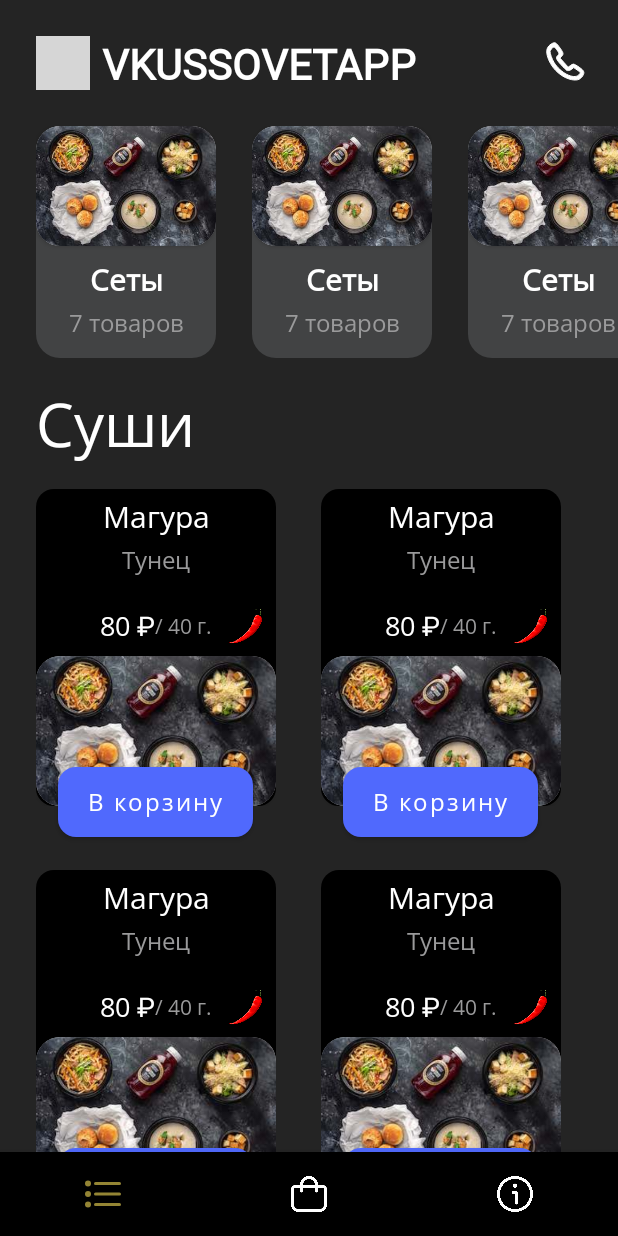
After one commit to memksim/Vkussovet, an Android app: the layout fragment_menu_list.xml on its own in the app's theme, with its tools: preview values and no code run, on a phone screen of 412 x 824 dp. The commit adds this screen. Run offline under Robolectric (Android 15) with nearby library versions, the phone set to English and light mode, and no system bars; grey boxes are pictures that could not be loaded.

Commit message:
Добавил экраны

```diff
--- a/app/src/main/res/layout/activity_main.xml
+++ b/app/src/main/res/layout/activity_main.xml
@@ -1,18 +1,17 @@
 <?xml version="1.0" encoding="utf-8"?>
-<androidx.constraintlayout.widget.ConstraintLayout xmlns:android="http://schemas.android.com/apk/res/android"
+<androidx.fragment.app.FragmentContainerView
+    xmlns:android="http://schemas.android.com/apk/res/android"
     xmlns:app="http://schemas.android.com/apk/res-auto"
     xmlns:tools="http://schemas.android.com/tools"
     android:layout_width="match_parent"
     android:layout_height="match_parent"
-    tools:context=".MainActivity">
+    tools:context=".MainActivity"
 
-    <TextView
-        android:layout_width="wrap_content"
-        android:layout_height="wrap_content"
-        android:text="Hello World!"
-        app:layout_constraintBottom_toBottomOf="parent"
-        app:layout_constraintEnd_toEndOf="parent"
-        app:layout_constraintStart_toStartOf="parent"
-        app:layout_constraintTop_toTopOf="parent" />
+    android:id="@+id/fragmentContainer"
+    app:defaultNavHost = "true"
+    app:navGraph = "@navigation/nav_graph"
+    >
 
-</androidx.constraintlayout.widget.ConstraintLayout>
+
+
+</androidx.fragment.app.FragmentContainerView>
--- /dev/null
+++ b/app/src/main/res/layout/fragment_cart_page.xml
@@ -0,0 +1,17 @@
+<?xml version="1.0" encoding="utf-8"?>
+<androidx.constraintlayout.widget.ConstraintLayout
+    xmlns:android="http://schemas.android.com/apk/res/android"
+    xmlns:app="http://schemas.android.com/apk/res-auto"
+    android:layout_width="match_parent"
+    android:layout_height="match_parent">
+
+    <ImageView
+        android:layout_width="300dp"
+        android:layout_height="300dp"
+        android:src="@drawable/ic_shopping_bag"
+        app:layout_constraintBottom_toBottomOf="parent"
+        app:layout_constraintEnd_toEndOf="parent"
+        app:layout_constraintStart_toStartOf="parent"
+        app:layout_constraintTop_toTopOf="parent" />
+
+</androidx.constraintlayout.widget.ConstraintLayout>
--- /dev/null
+++ b/app/src/main/res/layout/fragment_info_page.xml
@@ -0,0 +1,17 @@
+<?xml version="1.0" encoding="utf-8"?>
+<androidx.constraintlayout.widget.ConstraintLayout
+    xmlns:android="http://schemas.android.com/apk/res/android"
+    xmlns:app="http://schemas.android.com/apk/res-auto"
+    android:layout_width="match_parent"
+    android:layout_height="match_parent">
+
+    <ImageView
+        android:layout_width="300dp"
+        android:layout_height="300dp"
+        android:src="@drawable/ic_info"
+        app:layout_constraintBottom_toBottomOf="parent"
+        app:layout_constraintEnd_toEndOf="parent"
+        app:layout_constraintStart_toStartOf="parent"
+        app:layout_constraintTop_toTopOf="parent" />
+
+</androidx.constraintlayout.widget.ConstraintLayout>
--- /dev/null
+++ b/app/src/main/res/layout/fragment_menu_list.xml
@@ -0,0 +1,112 @@
+<?xml version="1.0" encoding="utf-8"?>
+<androidx.constraintlayout.widget.ConstraintLayout
+    xmlns:android="http://schemas.android.com/apk/res/android"
+    xmlns:app="http://schemas.android.com/apk/res-auto"
+    xmlns:tools="http://schemas.android.com/tools"
+    android:layout_width="match_parent"
+    android:layout_height="match_parent"
+    android:background="@color/mainColor">
+
+    <ImageView
+        android:id="@+id/logoImg"
+        android:layout_width="36dp"
+        android:layout_height="36dp"
+
+        android:layout_margin="24dp"
+
+        android:src="@drawable/logo"
+
+        app:layout_constraintStart_toStartOf="parent"
+        app:layout_constraintTop_toTopOf="parent"/>
+
+    <TextView
+        android:id="@+id/companyTitle"
+        android:layout_width="wrap_content"
+        android:layout_height="wrap_content"
+
+        android:layout_marginStart="8dp"
+        android:fontFamily="@font/source_sans3_extrabold"
+        android:text="@string/app_name"
+        android:textAllCaps="true"
+        android:textColor="@color/white"
+        android:textSize="28sp"
+
+        android:textStyle="bold"
+        app:layout_constraintBottom_toBottomOf="@id/logoImg"
+        app:layout_constraintStart_toEndOf="@id/logoImg"
+        app:layout_constraintTop_toTopOf="@+id/logoImg" />
+
+    <ImageView
+        android:id="@+id/callButton"
+        android:layout_width="0dp"
+        android:layout_height="0dp"
+        app:layout_constraintDimensionRatio="1:1"
+
+        android:src="@drawable/ic_phone96"
+
+        android:layout_marginEnd="16dp"
+        app:layout_constraintBottom_toBottomOf="@+id/companyTitle"
+        app:layout_constraintEnd_toEndOf="parent"
+        app:layout_constraintTop_toTopOf="@+id/companyTitle" />
+
+    <androidx.recyclerview.widget.RecyclerView
+        android:id="@+id/menuList"
+        android:layout_width="match_parent"
+        android:layout_height="wrap_content"
+
+        tools:listitem="@layout/menu_item"
+        android:orientation="horizontal"
+        app:layoutManager="androidx.recyclerview.widget.LinearLayoutManager"
+
+        android:layout_marginTop="24dp"
+        app:layout_constraintStart_toStartOf="parent"
+        app:layout_constraintTop_toBottomOf="@id/logoImg"
+        app:layout_constraintEnd_toEndOf="parent"/>
+
+    <TextView
+        android:id="@+id/menuNameTitle"
+        android:layout_width="wrap_content"
+        android:layout_height="wrap_content"
+
+        android:text="Суши"
+        android:textSize="40sp"
+        android:textColor="@color/white"
+
+        android:layout_marginStart="24dp"
+        android:layout_marginTop="16dp"
+        app:layout_constraintStart_toStartOf="parent"
+        app:layout_constraintTop_toBottomOf="@id/menuList"/>
+
+    <androidx.recyclerview.widget.RecyclerView
+        android:id="@+id/submenuList"
+        android:layout_width="match_parent"
+        android:layout_height="0dp"
+
+        tools:listitem="@layout/submenu_item"
+        app:layoutManager="androidx.recyclerview.widget.GridLayoutManager"
+        tools:itemCount="20"
+        app:spanCount="2"
+
+        android:layout_marginStart="16dp"
+        android:layout_marginTop="16dp"
+        android:layout_marginEnd="16dp"
+        app:layout_constraintStart_toStartOf="@id/menuNameTitle"
+        app:layout_constraintTop_toBottomOf="@id/menuNameTitle"
+        app:layout_constraintEnd_toEndOf="parent"
+        app:layout_constraintBottom_toTopOf="@id/bottomNavigationView"/>
+
+    <com.google.android.material.bottomnavigation.BottomNavigationView
+        android:id="@+id/bottomNavigationView"
+        android:layout_width="match_parent"
+        android:layout_height="wrap_content"
+
+        app:menu="@menu/bottom_menu"
+        app:labelVisibilityMode="unlabeled"
+        android:background = "@color/black"
+        app:itemIconTint="@color/bottom_nav_item_foreground"
+
+        app:layout_constraintStart_toStartOf="parent"
+        app:layout_constraintBottom_toBottomOf="parent"
+        app:layout_constraintEnd_toEndOf="parent"/>
+
+</androidx.constraintlayout.widget.ConstraintLayout>
--- /dev/null
+++ b/app/src/main/res/layout/menu_item.xml
@@ -0,0 +1,62 @@
+<?xml version="1.0" encoding="utf-8"?>
+<androidx.constraintlayout.widget.ConstraintLayout xmlns:android="http://schemas.android.com/apk/res/android"
+    android:layout_width="wrap_content"
+    android:layout_height="wrap_content"
+    xmlns:app="http://schemas.android.com/apk/res-auto"
+    android:background="@drawable/menu_item_background"
+    android:layout_marginStart="24dp">
+
+
+    <androidx.cardview.widget.CardView
+        android:id="@+id/imageViewComtainer"
+        android:layout_width="wrap_content"
+        android:layout_height="wrap_content"
+        app:cardCornerRadius="16dp"
+        app:layout_constraintEnd_toEndOf="parent"
+        app:layout_constraintStart_toStartOf="parent"
+        app:layout_constraintTop_toTopOf="parent">
+
+        <ImageView
+            android:id="@+id/image"
+            android:layout_width="120dp"
+            android:layout_height="80dp"
+            android:src="@drawable/menu_item_image_example"
+            android:outlineProvider="background"
+            android:scaleType="centerCrop"
+            app:layout_constraintDimensionRatio="1:1" />
+
+    </androidx.cardview.widget.CardView>
+
+    <TextView
+        android:id="@+id/title"
+        android:layout_width="wrap_content"
+        android:layout_height="wrap_content"
+
+        android:layout_marginTop="8dp"
+        android:text="Сеты"
+        android:textColor="@color/white"
+
+        android:textSize="20sp"
+        android:textStyle="bold"
+        app:layout_constraintEnd_toEndOf="parent"
+        app:layout_constraintStart_toStartOf="parent"
+        app:layout_constraintTop_toBottomOf="@id/imageViewComtainer" />
+
+    <TextView
+        android:id="@+id/counterText"
+        android:layout_width="wrap_content"
+        android:layout_height="wrap_content"
+
+        android:text="7 товаров"
+        android:textColor="@color/textColor"
+
+        android:textSize="16sp"
+
+        android:layout_marginTop="4dp"
+        android:layout_marginBottom="12dp"
+        app:layout_constraintBottom_toBottomOf="parent"
+        app:layout_constraintEnd_toEndOf="parent"
+        app:layout_constraintStart_toStartOf="parent"
+        app:layout_constraintTop_toBottomOf="@id/title" />
+
+</androidx.constraintlayout.widget.ConstraintLayout>
--- /dev/null
+++ b/app/src/main/res/layout/splash_screen.xml
@@ -0,0 +1,36 @@
+<?xml version="1.0" encoding="utf-8"?>
+<androidx.constraintlayout.widget.ConstraintLayout
+    xmlns:android="http://schemas.android.com/apk/res/android"
+    xmlns:app="http://schemas.android.com/apk/res-auto"
+    android:layout_width="match_parent"
+    android:layout_height="match_parent"
+    android:background="@color/mainColor">
+
+    <ImageView
+        android:id="@+id/logo"
+        android:layout_width="300dp"
+        android:layout_height="300dp"
+        android:src="@drawable/logo"
+
+        android:layout_marginBottom="100dp"
+        app:layout_constraintBottom_toBottomOf="parent"
+        app:layout_constraintEnd_toEndOf="parent"
+        app:layout_constraintStart_toStartOf="parent"
+        app:layout_constraintTop_toTopOf="parent" />
+
+    <TextView
+        android:id="@+id/title"
+        android:layout_width="wrap_content"
+        android:layout_height="wrap_content"
+
+        android:text="@string/app_name"
+        android:textSize="64sp"
+        android:textColor="@color/white"
+        android:textStyle="bold"
+
+        app:layout_constraintEnd_toEndOf="parent"
+        app:layout_constraintStart_toStartOf="parent"
+        app:layout_constraintTop_toBottomOf="@+id/logo" />
+
+
+</androidx.constraintlayout.widget.ConstraintLayout>
--- /dev/null
+++ b/app/src/main/res/layout/submenu_item.xml
@@ -0,0 +1,131 @@
+<?xml version="1.0" encoding="utf-8"?>
+<RelativeLayout
+    xmlns:android="http://schemas.android.com/apk/res/android"
+    xmlns:app="http://schemas.android.com/apk/res-auto"
+    android:layout_width="wrap_content"
+    android:layout_height="wrap_content"
+    android:id="@+id/submenuItem"
+    android:layout_marginStart="8dp"
+    android:layout_marginBottom="16dp">
+
+    <androidx.constraintlayout.widget.ConstraintLayout
+        android:layout_width="wrap_content"
+        android:layout_height="wrap_content"
+        android:background="@drawable/submenu_item_background"
+        android:id="@+id/constraintLayout">
+
+        <TextView
+            android:id="@+id/nameTitle"
+            android:layout_width="wrap_content"
+            android:layout_height="wrap_content"
+
+            android:layout_marginBottom="4dp"
+            android:text="Магура"
+            android:textColor="@color/white"
+            android:textSize="20sp"
+
+            android:layout_marginTop="4dp"
+            app:layout_constraintBottom_toTopOf="@id/typeTitle"
+            app:layout_constraintEnd_toEndOf="parent"
+            app:layout_constraintStart_toStartOf="parent"
+            app:layout_constraintTop_toTopOf="parent" />
+
+        <TextView
+            android:id="@+id/typeTitle"
+            android:layout_width="wrap_content"
+            android:layout_height="wrap_content"
+
+            android:text="Тунец"
+            android:textSize="16sp"
+            android:textColor="@color/textColor"
+
+            android:layout_marginBottom="20dp"
+            app:layout_constraintStart_toStartOf="parent"
+            app:layout_constraintEnd_toEndOf="parent"
+            app:layout_constraintBottom_toTopOf="@id/priceTitle"/>
+
+        <TextView
+            android:id="@+id/priceTitle"
+            android:layout_width="wrap_content"
+            android:layout_height="wrap_content"
+
+            android:layout_marginBottom="8dp"
+            android:text="80 ₽"
+            android:textColor="@color/white"
+
+            android:textSize="18sp"
+            app:layout_constraintBottom_toTopOf="@id/imageViewComtainer"
+            app:layout_constraintEnd_toStartOf="@+id/weightTitle"
+            app:layout_constraintHorizontal_bias="0.5"
+            app:layout_constraintHorizontal_chainStyle="packed"
+            app:layout_constraintStart_toStartOf="parent" />
+
+        <TextView
+            android:id="@+id/weightTitle"
+            android:layout_width="wrap_content"
+            android:layout_height="wrap_content"
+
+            android:text="/ 40 г."
+            android:textColor="@color/textColor"
+            android:textSize="14sp"
+
+            app:layout_constraintBottom_toBottomOf="@id/priceTitle"
+            app:layout_constraintEnd_toEndOf="parent"
+            app:layout_constraintStart_toEndOf="@+id/priceTitle"
+            app:layout_constraintTop_toTopOf="@id/priceTitle" />
+
+        <ImageView
+            android:id="@+id/spicyImg"
+            android:layout_width="24dp"
+            android:layout_height="24dp"
+
+            android:src="@drawable/spicy_image"
+
+            app:layout_constraintTop_toTopOf="@id/priceTitle"
+            app:layout_constraintBottom_toBottomOf="@id/priceTitle"
+            app:layout_constraintEnd_toEndOf="parent"
+            android:layout_marginEnd="8dp"/>
+
+
+        <androidx.cardview.widget.CardView
+            android:id="@+id/imageViewComtainer"
+            android:layout_width="wrap_content"
+            android:layout_height="wrap_content"
+            app:cardCornerRadius="16dp"
+            app:layout_constraintBottom_toBottomOf="parent"
+            app:layout_constraintEnd_toEndOf="parent"
+            app:layout_constraintStart_toStartOf="parent">
+
+            <ImageView
+                android:id="@+id/image"
+                android:layout_width="160dp"
+                android:layout_height="100dp"
+                android:outlineProvider="background"
+                android:scaleType="centerCrop"
+                android:src="@drawable/menu_item_image_example"
+                app:layout_constraintDimensionRatio="1:1" />
+
+        </androidx.cardview.widget.CardView>
+
+    </androidx.constraintlayout.widget.ConstraintLayout>
+
+    <com.google.android.material.button.MaterialButton
+        android:id="@+id/addToCardButton"
+        android:layout_width="wrap_content"
+        android:layout_height="wrap_content"
+        android:layout_below="@id/constraintLayout"
+        android:layout_centerHorizontal="true"
+        android:layout_marginTop="-32dp"
+        android:paddingStart="20dp"
+
+        android:paddingTop="12dp"
+        android:paddingEnd="20dp"
+        android:paddingBottom="12dp"
+        android:text="В корзину"
+        android:textAllCaps="false"
+
+        android:textSize="16sp"
+        app:backgroundTint="@color/accent"
+        app:cornerRadius="12dp" />
+
+</RelativeLayout>
```
